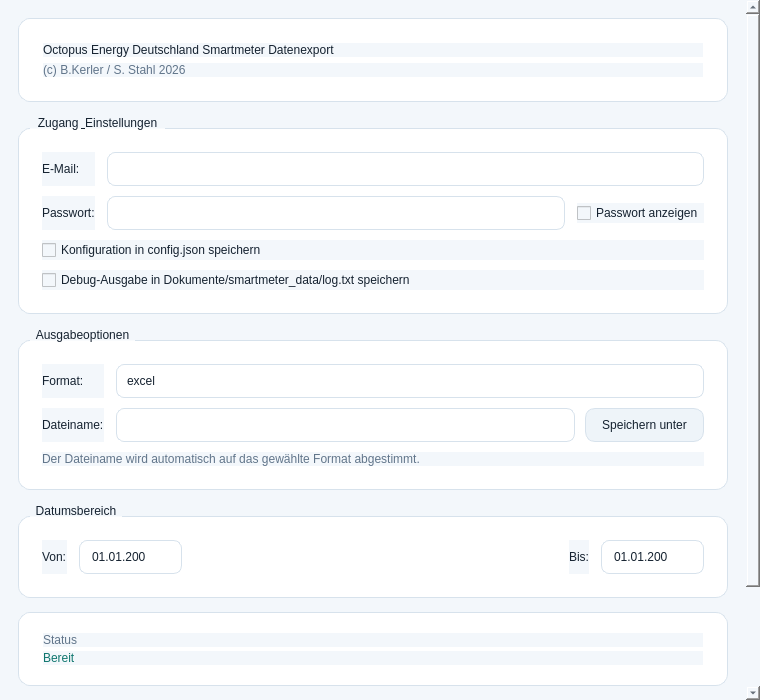
First picture: the form in octopusdetool/octopusdetool_gui.ui, repository bkerler/octopusdetool, before the edit.
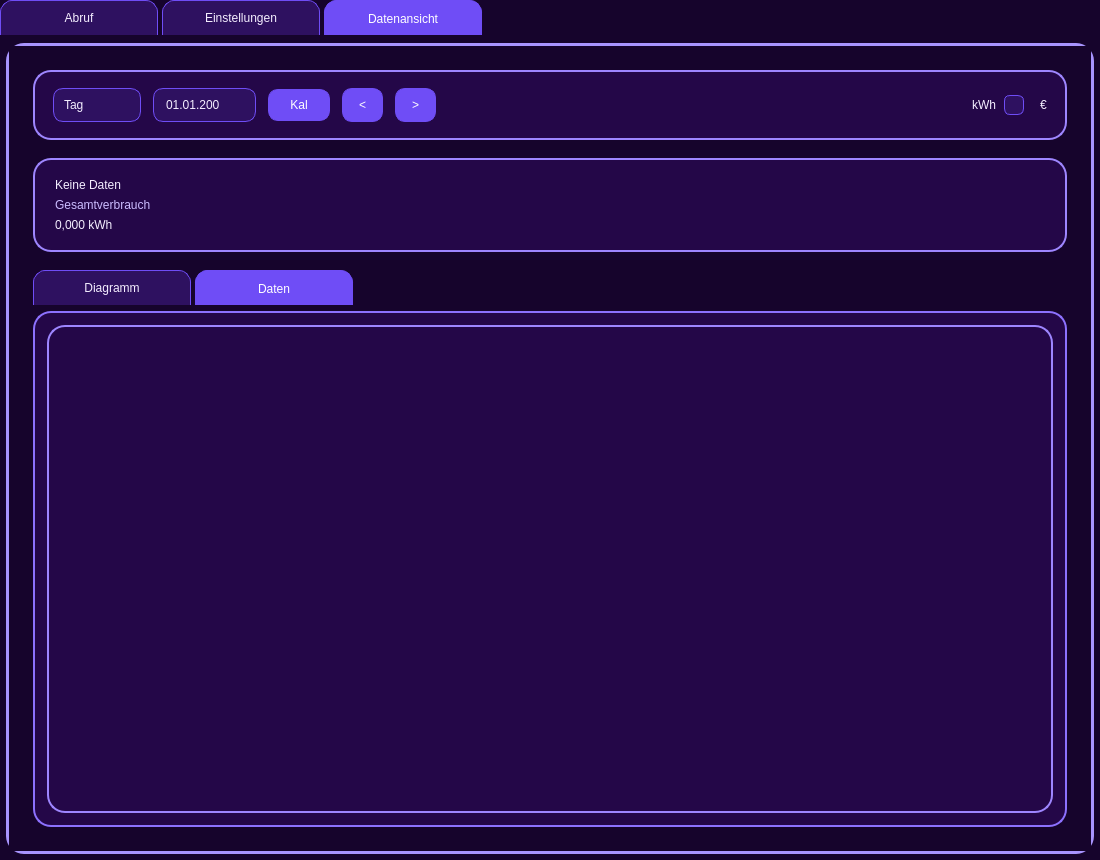
Second picture: the form after the edit. The open tabs and pages were chosen to show the change.

```diff
--- a/octopusdetool/octopusdetool_gui.ui
+++ b/octopusdetool/octopusdetool_gui.ui
@@ -6,14 +6,14 @@
    <rect>
     <x>0</x>
     <y>0</y>
-    <width>760</width>
-    <height>700</height>
+    <width>1100</width>
+    <height>860</height>
    </rect>
   </property>
   <property name="minimumSize">
    <size>
-    <width>640</width>
-    <height>560</height>
+    <width>960</width>
+    <height>700</height>
    </size>
   </property>
   <property name="windowTitle">
@@ -21,17 +21,77 @@
   </property>
   <property name="styleSheet">
    <string notr="true">QWidget {
-    background-color: #f3f7fb;
-    color: #152230;
+    background-color: #16042c;
+    color: #f4eeff;
     font: 10pt &quot;Segoe UI&quot;;
 }
 
+QToolTip {
+    background-color: #240748;
+    color: #ffffff;
+    border: 1px solid #6f4df6;
+    padding: 6px 8px;
+}
+
+QScrollArea,
+QScrollArea QWidget,
+QWidget#dataTab,
+QWidget#tariffTab,
+QWidget#analysisTab,
+QWidget#scrollAreaWidgetContents {
+    background-color: #16042c;
+    color: #f4eeff;
+}
+
+QWidget#diagramTab,
+QWidget#analysisDataTab {
+    background-color: transparent;
+    color: #f4eeff;
+}
+
+QWidget#unitToggleWidget {
+    background-color: transparent;
+    color: #f4eeff;
+}
+
 QFrame#heroFrame,
 QFrame#statusFrame,
-QGroupBox {
-    background-color: #ffffff;
-    border: 1px solid #d7e2ec;
-    border-radius: 12px;
+QGroupBox,
+QFrame#tariffFrame,
+QFrame#analysisControlsFrame,
+QFrame#analysisSummaryFrame,
+QFrame#analysisTableFrame,
+QFrame#chartContainer {
+    background-color: #240748;
+    border: 2px solid #9e86ff;
+    border-radius: 18px;
+}
+
+QTabWidget#mainTabWidget::pane {
+    background-color: #240748;
+    border: 3px solid #a894ff;
+    border-radius: 18px;
+    margin-left: 6px;
+    margin-right: 6px;
+    margin-bottom: 6px;
+    margin-top: 8px;
+}
+
+QTabWidget#mainTabWidget QStackedWidget {
+    background-color: transparent;
+    border: none;
+}
+
+QTabWidget#analysisContentTabs::pane {
+    background-color: transparent;
+    border: none;
+    margin-top: 6px;
+}
+
+QTabWidget#analysisContentTabs QStackedWidget {
+    background-color: #240748;
+    border: 2px solid #8d71ff;
+    border-radius: 18px;
 }
 
 QFrame#heroFrame,
@@ -47,78 +107,284 @@
 QGroupBox::title {
     subcontrol-origin: margin;
     left: 12px;
-    padding: 0 4px;
-    color: #152230;
+    padding: 0 6px;
+    color: #f4eeff;
+    background-color: #240748;
     font: 600 10pt &quot;Segoe UI&quot;;
 }
 
+QLabel {
+    color: #f4eeff;
+    background-color: transparent;
+}
+
 QLabel#heroTitleLabel {
-    font: 700 16pt &quot;Segoe UI&quot;;
-    color: #152230;
+    font: 300 22pt &quot;Ubuntu Sans&quot;;
+    color: #ffffff;
+    background-color: transparent;
+    letter-spacing: 0.5px;
 }
 
 QLabel#heroSubtitleLabel,
 QLabel#outputHintLabel,
-QLabel#statusTitleLabel {
-    color: #61758a;
+QLabel#statusTitleLabel,
+QLabel#tariffIntroLabel,
+QLabel#viewTotalCaptionLabel {
+    color: #cbbcff;
 }
 
 QLabel#statusValueLabel {
-    color: #0f766e;
+    color: #84ffd6;
     font: 600 10pt &quot;Segoe UI&quot;;
 }
 
+QLabel#statusTitleLabel,
+QLabel#statusValueLabel {
+    background-color: #240748;
+}
+
+QLabel#heroSubtitleLabel {
+    background-color: transparent;
+    font: 300 11pt &quot;Ubuntu Sans&quot;;
+}
+
 QLineEdit,
 QComboBox,
-QDateEdit {
-    background-color: #ffffff;
-    border: 1px solid #d7e2ec;
-    border-radius: 8px;
+QDateEdit,
+QAbstractSpinBox {
+    background-color: #2e1160;
+    border: 1px solid #6f4df6;
+    border-radius: 10px;
     padding: 8px 10px;
+    color: #f4eeff;
+    selection-background-color: #6f4df6;
+    selection-color: #ffffff;
+}
+
+QLineEdit:focus,
+QComboBox:focus,
+QDateEdit:focus,
+QAbstractSpinBox:focus {
+    border: 1px solid #b79dff;
 }
 
 QComboBox::drop-down,
 QDateEdit::drop-down {
     border: none;
     width: 26px;
+    background: transparent;
+}
+
+QComboBox::down-arrow,
+QDateEdit::down-arrow {
+    image: none;
+    width: 0;
+    height: 0;
+}
+
+QComboBox QAbstractItemView,
+QDateEdit QAbstractItemView,
+QAbstractItemView {
+    background-color: #240748;
+    color: #f4eeff;
+    border: 1px solid #6f4df6;
+    selection-background-color: #6f4df6;
+    selection-color: #ffffff;
+    outline: 0;
+}
+
+QComboBox QFrame,
+QComboBox QListView,
+QComboBox QListView QWidget {
+    background-color: #240748;
+    color: #f4eeff;
+    border: 1px solid #6f4df6;
+}
+
+QComboBoxPrivateContainer,
+QComboBoxPrivateContainer QWidget,
+QListView,
+QListView QWidget {
+    background-color: #240748;
+    color: #f4eeff;
+    border: 1px solid #6f4df6;
+}
+
+QComboBox QListView::item {
+    background-color: #240748;
+    color: #f4eeff;
+    border: none;
+    padding: 10px 16px;
+    margin: 0;
+}
+
+QComboBox QListView::item:selected {
+    background-color: #6f4df6;
+    color: #ffffff;
+}
+
+QListView::item {
+    background-color: #240748;
+    color: #f4eeff;
+    border: none;
+    padding: 10px 16px;
+    margin: 0;
+}
+
+QListView::item:selected {
+    background-color: #6f4df6;
+    color: #ffffff;
+}
+
+QCalendarWidget QWidget {
+    background-color: #240748;
+    color: #f4eeff;
+}
+
+QCalendarWidget QToolButton {
+    background-color: #2e1160;
+    color: #f4eeff;
+    border: 1px solid #6f4df6;
+    border-radius: 10px;
+    padding: 6px 10px;
+}
+
+QCalendarWidget QMenu {
+    background-color: #240748;
+    color: #f4eeff;
+    border: 1px solid #6f4df6;
+}
+
+QCalendarWidget QSpinBox {
+    background-color: #2e1160;
+    color: #f4eeff;
+    border: 1px solid #6f4df6;
+    border-radius: 8px;
+    padding: 4px 8px;
+}
+
+QCalendarWidget QAbstractItemView:enabled {
+    background-color: #240748;
+    color: #f4eeff;
+    selection-background-color: #6f4df6;
+    selection-color: #ffffff;
 }
 
 QPushButton {
-    background-color: #eef4f9;
-    border: 1px solid #d7e2ec;
+    background-color: #6f4df6;
+    border: 1px solid #6f4df6;
     border-radius: 10px;
     padding: 9px 16px;
+    color: #ffffff;
 }
 
 QPushButton:hover {
-    background-color: #d7e2ec;
+    background-color: #8d71ff;
+    border-color: #8d71ff;
+}
+
+QPushButton:pressed {
+    background-color: #5537cf;
+    border-color: #5537cf;
 }
 
 QPushButton#fetchDataButton {
-    background-color: #0f766e;
-    border-color: #0f766e;
-    color: #ffffff;
-    font: 600 10pt &quot;Segoe UI&quot;;
+    background-color: #e98bff;
+    border-color: #e98bff;
+    color: #240748;
+    font: 700 10pt &quot;Segoe UI&quot;;
     min-height: 20px;
     padding: 11px 18px;
 }
 
 QPushButton#fetchDataButton:hover {
-    background-color: #115e59;
+    background-color: #f2a6ff;
+    border-color: #f2a6ff;
+}
+
+QPushButton#viewCalendarButton {
+    min-width: 40px;
+    padding: 8px 10px;
 }
 
 QProgressBar {
-    background-color: #eef4f9;
-    border: 1px solid #d7e2ec;
+    background-color: #2e1160;
+    border: 1px solid #6f4df6;
     border-radius: 8px;
     min-height: 14px;
     text-align: center;
+    color: #f4eeff;
 }
 
 QProgressBar::chunk {
-    background-color: #0f766e;
+    background-color: #e98bff;
     border-radius: 8px;
 }
+
+QTabWidget#mainTabWidget QTabBar::tab,
+QTabWidget#analysisContentTabs QTabBar::tab {
+    background-color: #2e1160;
+    color: #f4eeff;
+    border: 1px solid #6f4df6;
+    border-bottom: none;
+    border-top-left-radius: 12px;
+    border-top-right-radius: 12px;
+    min-width: 120px;
+    padding: 10px 18px;
+    margin-right: 4px;
+}
+
+QTabWidget#mainTabWidget QTabBar::tab:selected,
+QTabWidget#analysisContentTabs QTabBar::tab:selected {
+    background-color: #6f4df6;
+    color: #ffffff;
+    font: 600 10pt &quot;Segoe UI&quot;;
+    margin-bottom: -1px;
+}
+
+QCheckBox {
+    color: #f4eeff;
+    spacing: 8px;
+    background-color: transparent;
+}
+
+QCheckBox::indicator {
+    width: 18px;
+    height: 18px;
+    border-radius: 6px;
+    border: 1px solid #6f4df6;
+    background-color: #2e1160;
+}
+
+QCheckBox::indicator:checked {
+    background-color: #6f4df6;
+}
+
+QLabel#viewRangeLabel {
+    font: 700 15pt &quot;Segoe UI&quot;;
+}
+
+QLabel#viewTotalValueLabel {
+    font: 700 24pt &quot;Segoe UI&quot;;
+}
+
+QTableView#analysisTableView {
+    background-color: transparent;
+    alternate-background-color: #31105d;
+    border: none;
+    gridline-color: #5e47a3;
+    color: #f4eeff;
+    selection-background-color: #6f4df6;
+    selection-color: #ffffff;
+}
+
+QTableView#analysisTableView QHeaderView::section {
+    background-color: #1c0638;
+    color: #f4eeff;
+    border: none;
+    padding: 10px;
+    font: 600 10pt &quot;Segoe UI&quot;;
+}
 </string>
   </property>
   <layout class="QVBoxLayout" name="mainLayout">
@@ -138,6 +404,28 @@
     <number>0</number>
    </property>
    <item>
+    <widget class="QTabWidget" name="mainTabWidget">
+     <property name="currentIndex">
+      <number>0</number>
+     </property>
+     <widget class="QWidget" name="dataTab">
+      <attribute name="title">
+       <string>Abruf</string>
+      </attribute>
+      <layout class="QVBoxLayout" name="dataTabLayout">
+       <property name="leftMargin">
+        <number>0</number>
+       </property>
+       <property name="topMargin">
+        <number>0</number>
+       </property>
+       <property name="rightMargin">
+        <number>0</number>
+       </property>
+       <property name="bottomMargin">
+        <number>0</number>
+       </property>
+       <item>
     <widget class="QScrollArea" name="scrollArea">
      <property name="frameShape">
       <enum>QFrame::NoFrame</enum>
@@ -150,25 +438,25 @@
        <rect>
         <x>0</x>
         <y>0</y>
-        <width>760</width>
-        <height>700</height>
+            <width>1048</width>
+            <height>760</height>
        </rect>
       </property>
       <layout class="QVBoxLayout" name="contentLayout">
        <property name="leftMargin">
-        <number>18</number>
+            <number>12</number>
        </property>
        <property name="topMargin">
-        <number>18</number>
+            <number>12</number>
        </property>
        <property name="rightMargin">
-        <number>18</number>
+            <number>12</number>
        </property>
        <property name="bottomMargin">
-        <number>18</number>
+            <number>8</number>
        </property>
        <property name="spacing">
-        <number>14</number>
+            <number>10</number>
        </property>
        <item>
         <widget class="QFrame" name="heroFrame">
@@ -177,24 +465,24 @@
          </property>
          <layout class="QVBoxLayout" name="heroLayout">
           <property name="leftMargin">
-           <number>18</number>
+               <number>14</number>
           </property>
           <property name="topMargin">
-           <number>18</number>
+               <number>14</number>
           </property>
           <property name="rightMargin">
-           <number>18</number>
+               <number>14</number>
           </property>
           <property name="bottomMargin">
-           <number>18</number>
+               <number>14</number>
           </property>
           <property name="spacing">
-           <number>6</number>
+               <number>4</number>
           </property>
           <item>
            <widget class="QLabel" name="heroTitleLabel">
             <property name="text">
-             <string>Octopus Energy Deutschland Smartmeter Datenexport</string>
+                 <string>&lt;html&gt;&lt;head/&gt;&lt;body&gt;&lt;p&gt;&lt;span style=&quot;font-family:'Ubuntu Sans'; font-size:22pt; font-weight:700; color:#ffffff;&quot;&gt;Octopus&lt;/span&gt;&lt;span style=&quot;font-family:'Ubuntu Sans'; font-size:22pt; font-weight:300; color:#ffffff;&quot;&gt; Energy Deutschland Smartmeter Datenexport V1.0.8&lt;/span&gt;&lt;/p&gt;&lt;/body&gt;&lt;/html&gt;</string>
             </property>
             <property name="wordWrap">
              <bool>true</bool>
@@ -217,7 +505,7 @@
        <item>
         <widget class="QGroupBox" name="accountGroupBox">
          <property name="title">
-          <string>Zugang &amp; Einstellungen</string>
+              <string>Zugangsdaten</string>
          </property>
          <layout class="QGridLayout" name="accountLayout">
           <property name="horizontalSpacing">
@@ -269,6 +557,9 @@
             <property name="text">
              <string>Konfiguration in config.json speichern</string>
             </property>
+                <property name="checked">
+                 <bool>true</bool>
+                </property>
            </widget>
           </item>
           <item row="3" column="0" colspan="3">
@@ -353,6 +644,16 @@
            </layout>
           </item>
           <item row="2" column="0" colspan="2">
+               <widget class="QCheckBox" name="autoOutputCheckBox">
+                <property name="text">
+                 <string>Daten automatisch ausgeben</string>
+                </property>
+                <property name="checked">
+                 <bool>true</bool>
+                </property>
+               </widget>
+              </item>
+              <item row="3" column="0" colspan="2">
            <widget class="QLabel" name="outputHintLabel">
             <property name="text">
              <string>Der Dateiname wird automatisch auf das gewählte Format abgestimmt.</string>
@@ -431,16 +732,16 @@
          </property>
          <layout class="QVBoxLayout" name="statusLayout">
           <property name="leftMargin">
-           <number>18</number>
+               <number>14</number>
           </property>
           <property name="topMargin">
-           <number>14</number>
+               <number>10</number>
           </property>
           <property name="rightMargin">
-           <number>18</number>
+               <number>14</number>
           </property>
           <property name="bottomMargin">
-           <number>14</number>
+               <number>10</number>
           </property>
           <property name="spacing">
            <number>4</number>
@@ -499,18 +800,426 @@
          </item>
         </layout>
        </item>
+          </layout>
+         </widget>
+        </widget>
+       </item>
+      </layout>
+     </widget>
+     <widget class="QWidget" name="tariffTab">
+      <attribute name="title">
+       <string>Einstellungen</string>
+      </attribute>
+      <layout class="QVBoxLayout" name="tariffTabLayout">
+       <property name="leftMargin">
+        <number>24</number>
+       </property>
+       <property name="topMargin">
+        <number>24</number>
+       </property>
+       <property name="rightMargin">
+        <number>24</number>
+       </property>
+       <property name="bottomMargin">
+        <number>24</number>
+       </property>
+       <property name="spacing">
+        <number>18</number>
+       </property>
        <item>
-        <spacer name="bottomSpacer">
+        <widget class="QLabel" name="tariffIntroLabel">
+         <property name="text">
+          <string>Diese Felder werden in der Excel-Arbeitsmappe auf dem Blatt &quot;Einstellungen&quot; in die Zellen B3, B4 und B7 geschrieben.</string>
+         </property>
+         <property name="wordWrap">
+          <bool>true</bool>
+         </property>
+        </widget>
+       </item>
+       <item>
+        <widget class="QFrame" name="tariffFrame">
+         <property name="frameShape">
+          <enum>QFrame::StyledPanel</enum>
+         </property>
+         <layout class="QFormLayout" name="tariffFormLayout">
+          <property name="leftMargin">
+           <number>18</number>
+          </property>
+          <property name="topMargin">
+           <number>18</number>
+          </property>
+          <property name="rightMargin">
+           <number>18</number>
+          </property>
+          <property name="bottomMargin">
+           <number>18</number>
+          </property>
+          <property name="horizontalSpacing">
+           <number>16</number>
+          </property>
+          <property name="verticalSpacing">
+           <number>14</number>
+          </property>
+          <item row="0" column="0">
+           <widget class="QLabel" name="tariffGoLabel">
+            <property name="text">
+             <string>Tarif Go 00:00-04:59 (ct/kWh)</string>
+            </property>
+           </widget>
+          </item>
+          <item row="0" column="1">
+           <widget class="QLineEdit" name="tariffGoLineEdit"/>
+          </item>
+          <item row="1" column="0">
+           <widget class="QLabel" name="tariffStandardLabel">
+            <property name="text">
+             <string>Tarif Standard 05:00-23:59 (ct/kWh)</string>
+            </property>
+           </widget>
+          </item>
+          <item row="1" column="1">
+           <widget class="QLineEdit" name="tariffStandardLineEdit"/>
+          </item>
+          <item row="2" column="0">
+           <widget class="QLabel" name="basePriceLabel">
+            <property name="text">
+             <string>Grundpreis pro Monat (€)</string>
+            </property>
+           </widget>
+          </item>
+          <item row="2" column="1">
+           <widget class="QLineEdit" name="basePriceLineEdit"/>
+          </item>
+         </layout>
+        </widget>
+       </item>
+       <item>
+        <layout class="QHBoxLayout" name="tariffButtonRowLayout">
+         <item>
+          <spacer name="tariffButtonSpacer">
+           <property name="orientation">
+            <enum>Qt::Horizontal</enum>
+           </property>
+           <property name="sizeHint" stdset="0">
+            <size>
+             <width>40</width>
+             <height>20</height>
+            </size>
+           </property>
+          </spacer>
+         </item>
+         <item>
+          <widget class="QPushButton" name="saveSettingsButton">
+           <property name="text">
+            <string>Einstellungen speichern</string>
+           </property>
+          </widget>
+         </item>
+        </layout>
+       </item>
+       <item>
+        <spacer name="tariffBottomSpacer">
          <property name="orientation">
           <enum>Qt::Vertical</enum>
          </property>
          <property name="sizeHint" stdset="0">
           <size>
            <width>20</width>
+           <height>40</height>
+          </size>
+         </property>
+        </spacer>
+       </item>
+      </layout>
+     </widget>
+     <widget class="QWidget" name="analysisTab">
+      <attribute name="title">
+       <string>Datenansicht</string>
+      </attribute>
+      <layout class="QVBoxLayout" name="analysisTabLayout">
+       <property name="leftMargin">
+        <number>24</number>
+       </property>
+       <property name="topMargin">
+        <number>24</number>
+       </property>
+       <property name="rightMargin">
+        <number>24</number>
+       </property>
+       <property name="bottomMargin">
+        <number>24</number>
+       </property>
+       <property name="spacing">
+        <number>18</number>
+       </property>
+       <item>
+        <widget class="QFrame" name="analysisControlsFrame">
+         <property name="frameShape">
+          <enum>QFrame::StyledPanel</enum>
+         </property>
+         <layout class="QHBoxLayout" name="analysisControlsLayout">
+          <property name="leftMargin">
+           <number>18</number>
+          </property>
+          <property name="topMargin">
+           <number>16</number>
+          </property>
+          <property name="rightMargin">
+           <number>18</number>
+          </property>
+          <property name="bottomMargin">
+           <number>16</number>
+          </property>
+          <property name="spacing">
+           <number>12</number>
+          </property>
+          <item>
+           <widget class="QComboBox" name="viewModeComboBox">
+            <item>
+             <property name="text">
+              <string>Tag</string>
+             </property>
+            </item>
+            <item>
+             <property name="text">
+              <string>Woche</string>
+             </property>
+            </item>
+            <item>
+             <property name="text">
+              <string>Monat</string>
+             </property>
+            </item>
+            <item>
+             <property name="text">
+              <string>Jahr</string>
+             </property>
+            </item>
+           </widget>
+          </item>
+          <item>
+           <widget class="QDateEdit" name="viewDateEdit">
+            <property name="calendarPopup">
+             <bool>true</bool>
+            </property>
+            <property name="displayFormat">
+             <string>dd.MM.yyyy</string>
+            </property>
+           </widget>
+          </item>
+          <item>
+           <widget class="QPushButton" name="viewCalendarButton">
+            <property name="text">
+             <string>Kal</string>
+            </property>
+           </widget>
+          </item>
+          <item>
+           <widget class="QPushButton" name="viewPreviousButton">
+            <property name="text">
+             <string>&lt;</string>
+            </property>
+           </widget>
+          </item>
+          <item>
+           <widget class="QPushButton" name="viewNextButton">
+            <property name="text">
+             <string>&gt;</string>
+            </property>
+           </widget>
+          </item>
+          <item>
+           <spacer name="analysisControlsSpacer">
+            <property name="orientation">
+             <enum>Qt::Horizontal</enum>
+            </property>
+            <property name="sizeHint" stdset="0">
+             <size>
+              <width>40</width>
            <height>20</height>
           </size>
          </property>
         </spacer>
+          </item>
+          <item>
+           <widget class="QWidget" name="unitToggleWidget">
+            <layout class="QHBoxLayout" name="unitToggleLayout">
+             <property name="leftMargin">
+              <number>0</number>
+             </property>
+             <property name="topMargin">
+              <number>0</number>
+             </property>
+             <property name="rightMargin">
+              <number>0</number>
+             </property>
+             <property name="bottomMargin">
+              <number>0</number>
+             </property>
+             <property name="spacing">
+              <number>8</number>
+             </property>
+             <item>
+              <widget class="QLabel" name="viewKwhLabel">
+               <property name="text">
+                <string>kWh</string>
+               </property>
+              </widget>
+             </item>
+             <item>
+              <widget class="QCheckBox" name="viewCurrencyCheckBox">
+               <property name="text">
+                <string/>
+               </property>
+              </widget>
+             </item>
+             <item>
+              <widget class="QLabel" name="viewEuroLabel">
+               <property name="text">
+                <string>€</string>
+               </property>
+              </widget>
+             </item>
+            </layout>
+           </widget>
+          </item>
+         </layout>
+        </widget>
+       </item>
+       <item>
+        <widget class="QFrame" name="analysisSummaryFrame">
+         <property name="frameShape">
+          <enum>QFrame::StyledPanel</enum>
+         </property>
+         <layout class="QVBoxLayout" name="analysisSummaryLayout">
+          <property name="leftMargin">
+           <number>20</number>
+          </property>
+          <property name="topMargin">
+           <number>18</number>
+          </property>
+          <property name="rightMargin">
+           <number>20</number>
+          </property>
+          <property name="bottomMargin">
+           <number>18</number>
+          </property>
+          <property name="spacing">
+           <number>6</number>
+          </property>
+          <item>
+           <widget class="QLabel" name="viewRangeLabel">
+            <property name="text">
+             <string>Keine Daten</string>
+            </property>
+           </widget>
+          </item>
+          <item>
+           <widget class="QLabel" name="viewTotalCaptionLabel">
+            <property name="text">
+             <string>Gesamtverbrauch</string>
+            </property>
+           </widget>
+          </item>
+          <item>
+           <widget class="QLabel" name="viewTotalValueLabel">
+            <property name="text">
+             <string>0,000 kWh</string>
+            </property>
+           </widget>
+          </item>
+         </layout>
+        </widget>
+       </item>
+       <item>
+        <widget class="QTabWidget" name="analysisContentTabs">
+         <property name="currentIndex">
+          <number>0</number>
+         </property>
+         <widget class="QWidget" name="diagramTab">
+          <attribute name="title">
+           <string>Diagramm</string>
+          </attribute>
+          <layout class="QVBoxLayout" name="diagramTabLayout">
+           <property name="leftMargin">
+            <number>12</number>
+           </property>
+           <property name="topMargin">
+            <number>12</number>
+           </property>
+           <property name="rightMargin">
+            <number>12</number>
+           </property>
+           <property name="bottomMargin">
+            <number>12</number>
+           </property>
+           <item>
+            <widget class="QFrame" name="chartContainer">
+             <property name="frameShape">
+              <enum>QFrame::StyledPanel</enum>
+             </property>
+             <layout class="QVBoxLayout" name="chartContainerLayout">
+              <property name="leftMargin">
+               <number>12</number>
+              </property>
+              <property name="topMargin">
+               <number>12</number>
+              </property>
+              <property name="rightMargin">
+               <number>12</number>
+              </property>
+              <property name="bottomMargin">
+               <number>12</number>
+              </property>
+             </layout>
+            </widget>
+           </item>
+          </layout>
+         </widget>
+         <widget class="QWidget" name="analysisDataTab">
+          <attribute name="title">
+           <string>Daten</string>
+          </attribute>
+          <layout class="QVBoxLayout" name="analysisDataTabLayout">
+           <property name="leftMargin">
+            <number>12</number>
+           </property>
+           <property name="topMargin">
+            <number>12</number>
+           </property>
+           <property name="rightMargin">
+            <number>12</number>
+           </property>
+           <property name="bottomMargin">
+            <number>12</number>
+           </property>
+           <item>
+            <widget class="QFrame" name="analysisTableFrame">
+             <property name="frameShape">
+              <enum>QFrame::StyledPanel</enum>
+             </property>
+             <layout class="QVBoxLayout" name="analysisTableFrameLayout">
+              <property name="leftMargin">
+               <number>12</number>
+              </property>
+              <property name="topMargin">
+               <number>12</number>
+              </property>
+              <property name="rightMargin">
+               <number>12</number>
+              </property>
+              <property name="bottomMargin">
+               <number>12</number>
+              </property>
+              <item>
+               <widget class="QTableView" name="analysisTableView"/>
+              </item>
+             </layout>
+            </widget>
+           </item>
+          </layout>
+         </widget>
+        </widget>
        </item>
       </layout>
      </widget>
```
Left out of the diff: 17 changed lines with no effect on the pictures. Lines whose indentation alone changed are shown as unchanged.
